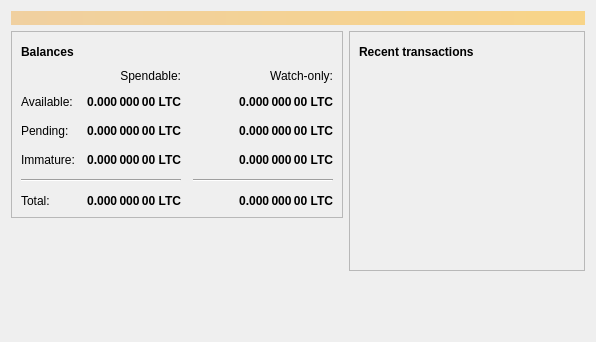
Old version of the form src/qt/forms/overviewpage.ui in the repository bitflate/bitflate.
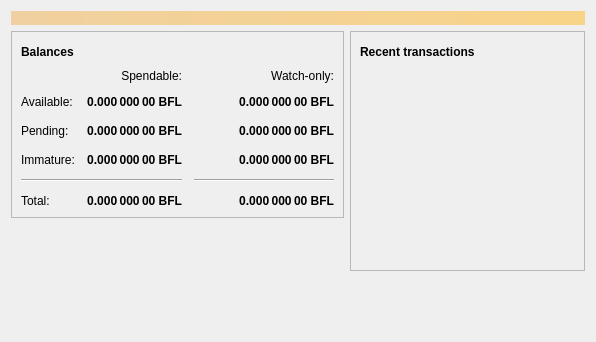
New version of the form. Icons and pictures are not drawn.

What changed in the file:
```diff
--- a/src/qt/forms/overviewpage.ui
+++ b/src/qt/forms/overviewpage.ui
@@ -129,7 +129,7 @@
                <string>Unconfirmed transactions to watch-only addresses</string>
               </property>
               <property name="text">
-               <string notr="true">0.000 000 00 LTC</string>
+               <string notr="true">0.000 000 00 BFL</string>
               </property>
               <property name="alignment">
                <set>Qt::AlignRight|Qt::AlignTrailing|Qt::AlignVCenter</set>
@@ -154,7 +154,7 @@
                <string>Total of transactions that have yet to be confirmed, and do not yet count toward the spendable balance</string>
               </property>
               <property name="text">
-               <string notr="true">0.000 000 00 LTC</string>
+               <string notr="true">0.000 000 00 BFL</string>
               </property>
               <property name="alignment">
                <set>Qt::AlignRight|Qt::AlignTrailing|Qt::AlignVCenter</set>
@@ -179,7 +179,7 @@
                <string>Mined balance in watch-only addresses that has not yet matured</string>
               </property>
               <property name="text">
-               <string notr="true">0.000 000 00 LTC</string>
+               <string notr="true">0.000 000 00 BFL</string>
               </property>
               <property name="alignment">
                <set>Qt::AlignRight|Qt::AlignTrailing|Qt::AlignVCenter</set>
@@ -237,7 +237,7 @@
                <string>Mined balance that has not yet matured</string>
               </property>
               <property name="text">
-               <string notr="true">0.000 000 00 LTC</string>
+               <string notr="true">0.000 000 00 BFL</string>
               </property>
               <property name="alignment">
                <set>Qt::AlignRight|Qt::AlignTrailing|Qt::AlignVCenter</set>
@@ -282,7 +282,7 @@
                <string>Your current total balance</string>
               </property>
               <property name="text">
-               <string notr="true">0.000 000 00 LTC</string>
+               <string notr="true">0.000 000 00 BFL</string>
               </property>
               <property name="alignment">
                <set>Qt::AlignRight|Qt::AlignTrailing|Qt::AlignVCenter</set>
@@ -307,7 +307,7 @@
                <string>Current total balance in watch-only addresses</string>
               </property>
               <property name="text">
-               <string notr="true">0.000 000 00 LTC</string>
+               <string notr="true">0.000 000 00 BFL</string>
               </property>
               <property name="alignment">
                <set>Qt::AlignRight|Qt::AlignTrailing|Qt::AlignVCenter</set>
@@ -349,7 +349,7 @@
                <string>Your current spendable balance</string>
               </property>
               <property name="text">
-               <string notr="true">0.000 000 00 LTC</string>
+               <string notr="true">0.000 000 00 BFL</string>
               </property>
               <property name="alignment">
                <set>Qt::AlignRight|Qt::AlignTrailing|Qt::AlignVCenter</set>
@@ -374,7 +374,7 @@
                <string>Your current balance in watch-only addresses</string>
               </property>
               <property name="text">
-               <string notr="true">0.000 000 00 LTC</string>
+               <string notr="true">0.000 000 00 BFL</string>
               </property>
               <property name="alignment">
                <set>Qt::AlignRight|Qt::AlignTrailing|Qt::AlignVCenter</set>
```
